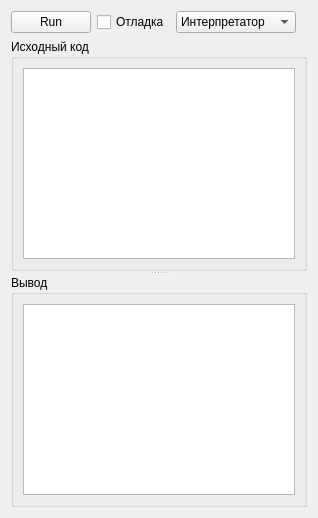
Ingener74/Fun, file Dancing-Comic/res/mainwidget.ui: the form before one commit.
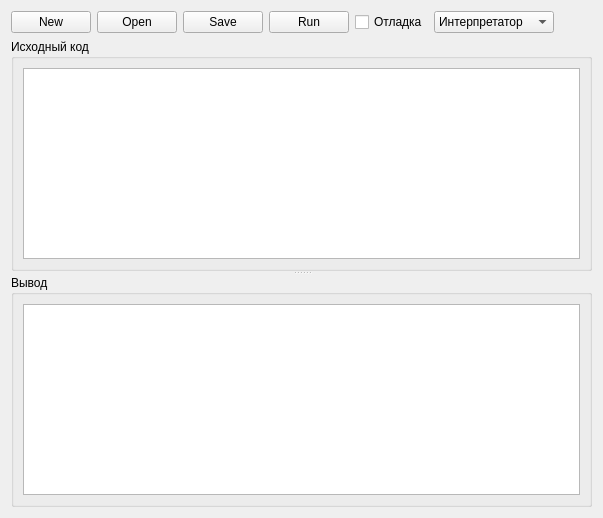
The form after the commit. Icons and pictures are not drawn.

Diff of the .ui file:
```diff
--- a/Dancing-Comic/res/mainwidget.ui
+++ b/Dancing-Comic/res/mainwidget.ui
@@ -6,7 +6,7 @@
    <rect>
     <x>0</x>
     <y>0</y>
-    <width>318</width>
+    <width>603</width>
     <height>518</height>
    </rect>
   </property>
@@ -27,6 +27,27 @@
       <layout class="QVBoxLayout" name="verticalLayout_3">
        <item>
         <layout class="QHBoxLayout" name="horizontalLayout">
+         <item>
+          <widget class="QPushButton" name="newPushButton">
+           <property name="text">
+            <string>New</string>
+           </property>
+          </widget>
+         </item>
+         <item>
+          <widget class="QPushButton" name="openPushButton">
+           <property name="text">
+            <string>Open</string>
+           </property>
+          </widget>
+         </item>
+         <item>
+          <widget class="QPushButton" name="savePushButton">
+           <property name="text">
+            <string>Save</string>
+           </property>
+          </widget>
+         </item>
          <item>
           <widget class="QPushButton" name="runPushButton">
            <property name="text">
```
